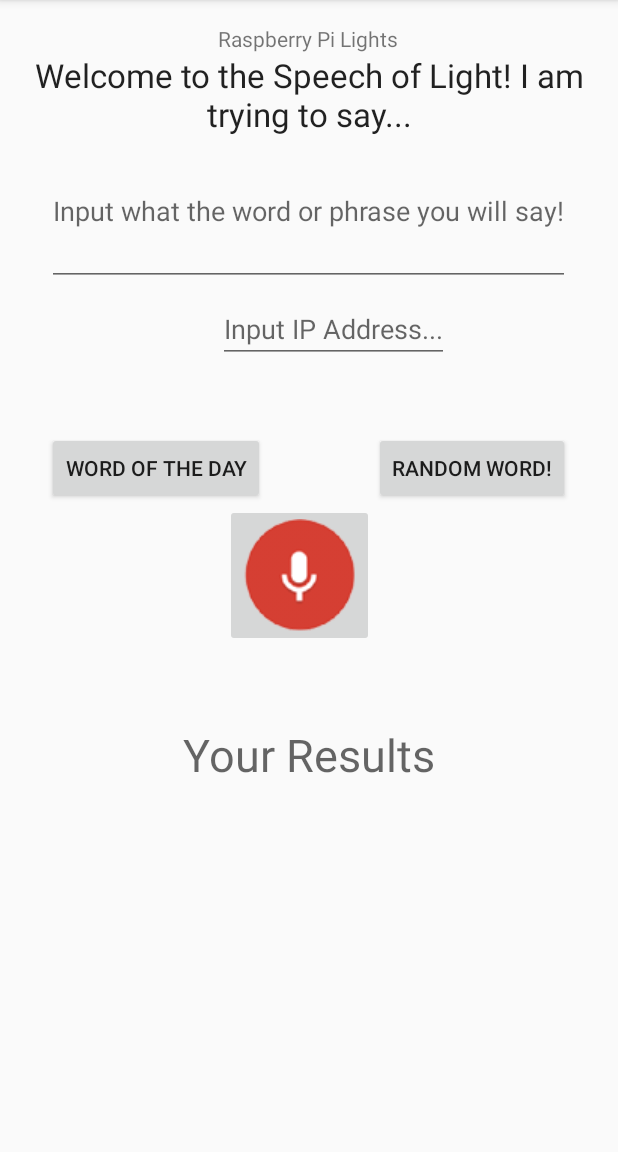
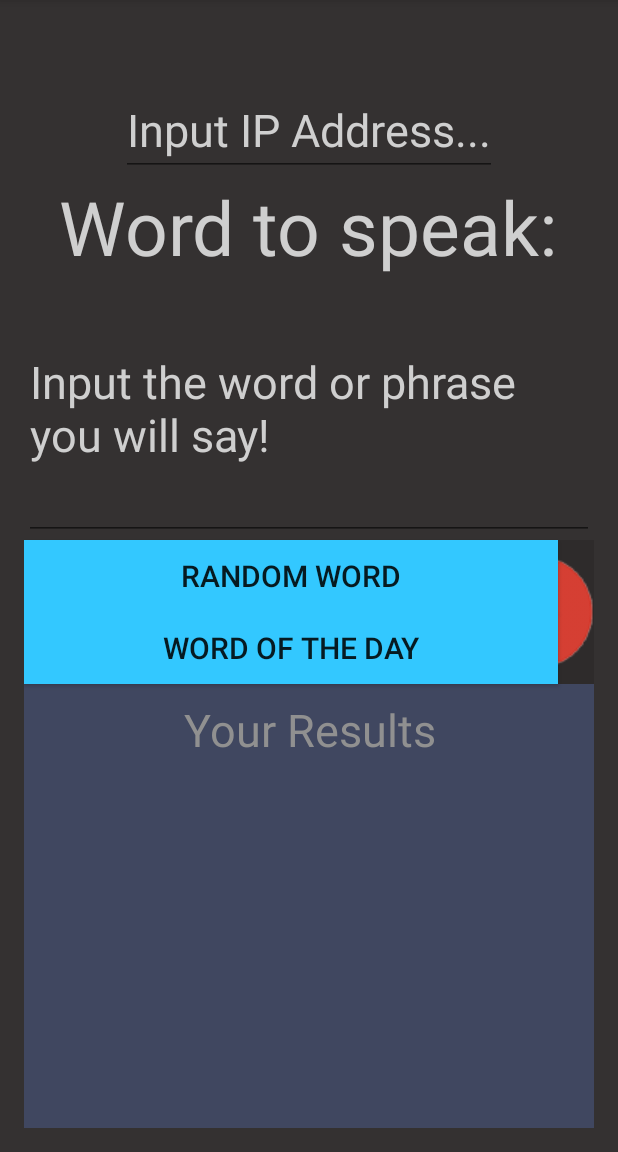
Before and after one commit to HainaLi/Voice-recognition-Android, an Android app: the fragment Home shown on its own in the app's theme, on a phone screen of 412 x 824 dp, the part 84-1236 px from its top. Run offline under Robolectric (Android 15) with nearby library versions, the phone set to English and light mode, and no system bars.

Commit message:
edited UI, I might make more changes if I have time

```diff
--- a/Flaafy/app/src/main/res/layout/activity_home.xml
+++ b/Flaafy/app/src/main/res/layout/activity_home.xml
@@ -7,25 +7,23 @@
     android:paddingTop="@dimen/activity_vertical_margin"
     android:paddingBottom="@dimen/activity_vertical_margin"
     tools:context=".Home"
-    android:id="@+id/mainLayout">
-
-    <TextView
-        android:text="Raspberry Pi Lights"
-        android:layout_width="wrap_content"
-        android:layout_height="wrap_content"
-        android:layout_alignParentTop="true"
-        android:layout_centerHorizontal="true"
-        android:id="@+id/correctSens" />
+    android:id="@+id/mainLayout"
+    android:background="#f72e2b2b">
 
     <EditText
         android:layout_width="wrap_content"
         android:layout_height="wrap_content"
         android:id="@+id/IPAddress"
-        android:layout_marginTop="161dp"
         android:hint="Input IP Address..."
-        android:layout_below="@+id/correctSens"
-        android:layout_alignLeft="@+id/correctSens"
-        android:layout_alignStart="@+id/correctSens" />
+        android:layout_marginTop="40dp"
+        android:textColor="#ffcfcfcf"
+        android:textColorHint="#ffcfcfcf"
+        android:textColorLink="#ffcfcfcf"
+        android:textIsSelectable="false"
+        android:textColorHighlight="#ffcfcfcf"
+        android:textSize="30dp"
+        android:layout_alignParentTop="true"
+        android:layout_centerHorizontal="true" />
 
     <ImageButton
         android:layout_width="wrap_content"
@@ -33,39 +31,53 @@
         android:id="@+id/micButton"
         android:onClick="speechRecognizer"
         android:src="@drawable/mic"
-        android:layout_toStartOf="@+id/RandWordButton"
-        android:layout_centerVertical="true"
-        android:layout_toLeftOf="@+id/RandWordButton" />
+        android:background="#f72e2b2b"
+        android:layout_below="@+id/sayThis"
+        android:layout_above="@+id/frameLayout"
+        android:layout_alignRight="@+id/sayThis"
+        android:layout_alignEnd="@+id/sayThis" />
 
     <TextView
         android:layout_width="wrap_content"
         android:layout_height="wrap_content"
         android:textAppearance="?android:attr/textAppearanceLarge"
-        android:text="Welcome to the Speech of Light! I am trying to say..."
+        android:text="Word to speak:"
         android:id="@+id/textView5"
-        android:width="500dp"
         android:gravity="center"
-        android:layout_below="@+id/correctSens"
+        android:textSize="50dp"
+        android:textColor="#ffcfcfcf"
+        android:layout_below="@+id/IPAddress"
         android:layout_centerHorizontal="true" />
 
     <EditText
         android:layout_width="wrap_content"
-        android:layout_height="wrap_content"
+        android:layout_height="500dp"
         android:id="@+id/sayThis"
-        android:layout_below="@+id/textView5"
+        android:hint="Input the word or phrase you will say!"
+        android:height="100dp"
+        android:textColor="#ffcfcfcf"
+        android:textColorHint="#ffcfcfcf"
+        android:textColorLink="#ffcfcfcf"
+        android:textSize="30dp"
         android:layout_centerHorizontal="true"
-        android:hint="Input what the word or phrase you will say!"
-        android:height="100dp" />
+        android:layout_above="@+id/RandWordButton"
+        android:layout_below="@+id/textView5" />
 
     <Button
         android:layout_width="wrap_content"
         android:layout_height="wrap_content"
-        android:text="Random Word!"
+        android:text="Random Word"
         android:id="@+id/RandWordButton"
         android:onClick="btnGetRandWord"
-        android:layout_above="@+id/micButton"
-        android:layout_alignRight="@+id/sayThis"
-        android:layout_alignEnd="@+id/sayThis" />
+        android:textSize="20dp"
+        android:singleLine="false"
+        android:background="#ff33c8ff"
+        android:layout_toEndOf="@+id/micButton"
+        android:layout_centerVertical="true"
+        android:layout_alignLeft="@+id/sayThis"
+        android:layout_alignStart="@+id/sayThis"
+        android:layout_alignRight="@+id/textView5"
+        android:layout_alignEnd="@+id/textView5" />
 
     <Button
         android:layout_width="wrap_content"
@@ -73,18 +85,39 @@
         android:text="Word of the Day"
         android:id="@+id/wordOfDay"
         android:onClick="btnGetWordOfDay"
-        android:layout_alignTop="@+id/RandWordButton"
-        android:layout_alignLeft="@+id/sayThis"
-        android:layout_alignStart="@+id/sayThis" />
+        android:textSize="20dp"
+        android:background="#ff33c8ff"
+        android:layout_below="@+id/RandWordButton"
+        android:layout_alignLeft="@+id/RandWordButton"
+        android:layout_alignStart="@+id/RandWordButton"
+        android:layout_alignRight="@+id/RandWordButton"
+        android:layout_alignEnd="@+id/RandWordButton" />
+
+    <FrameLayout
+        android:layout_width="fill_parent"
+        android:layout_height="fill_parent"
+        android:layout_alignParentRight="true"
+        android:layout_alignParentEnd="true"
+        android:background="#63546aab"
+        android:id="@+id/frameLayout"
+        android:foregroundGravity="center"
+        android:layout_below="@+id/wordOfDay">
 
         <TextView
             android:layout_width="wrap_content"
             android:layout_height="wrap_content"
             android:id="@+id/resultText"
-        android:layout_below="@+id/micButton"
-        android:layout_marginTop="51dp"
             android:textSize="30dp"
             android:hint="Your Results"
-        android:layout_centerHorizontal="true" />
+            android:layout_below="@+id/micButton"
+            android:layout_alignLeft="@+id/IPAddress"
+            android:layout_alignStart="@+id/IPAddress"
+            android:layout_marginTop="10dp"
+            android:layout_gravity="center_horizontal|top"
+            android:elegantTextHeight="true"
+            android:textColor="#ff909090"
+            android:textColorHint="#ff909090"
+            android:gravity="center" />
+    </FrameLayout>
 
 </RelativeLayout>
--- a/MS5/app/src/main/java/jillian/cs4720mobileproject/Home.java
+++ b/MS5/app/src/main/java/jillian/cs4720mobileproject/Home.java
@@ -214,14 +214,14 @@ public class Home extends Activity {
             //float[] scores = data.getFloatArrayExtra(RecognizerIntent.EXTRA_CONFIDENCE_SCORES);
             IPAdd = ipAddress.getText().toString();
             word = sayText.getText().toString();
-            IPAdd = "http://cs4720.cs.virginia.edu/rpi/?username=hl3wb";
+            //IPAdd = "http://cs4720.cs.virginia.edu/rpi/?username=hl3wb";
             System.out.println(matches);
             System.out.println("Match Result " + matches.get(0));
             System.out.println("Word: " + word);
             if(correct == 5) {
                 if (matches.get(0).equalsIgnoreCase(word)) {
 
-                    sendPostRequest(IPAdd, 0, 0, 255, 0, 1.0);
+                    sendPostRequest(IPAdd, 1, 0, 255, 0, 1.0);
                 } else if (matches.contains(word)) {
                     int index = matches.indexOf(word);
                     sendPostRequest(IPAdd, index, 0, 255, 0, 1.0);
--- a/MS5_v2/app/src/main/java/jillian/cs4720mobileproject/TabDetailActivity.java
+++ b/MS5_v2/app/src/main/java/jillian/cs4720mobileproject/TabDetailActivity.java
@@ -1,7 +1,4 @@
 package jillian.cs4720mobileproject;
-
-import android.support.v4.app.NavUtils;
-
 
 
 import android.app.Activity;
```
Also changed, not shown: Flaafy/app/src/main/res/layout/about.xml (+9 -4 lines), Flaafy/app/src/main/res/layout/howto.xml (+12 -12 lines), Flaafy/app/src/main/res/layout/settings.xml (+11 -4 lines), Flaafy/app/src/main/res/layout/splashlayout.xml (+7 -16 lines), Flaafy/app/src/main/res/drawable-hdpi/arrow.png (added), Flaafy/app/src/main/res/drawable-hdpi/splash.jpg, 7 other files. Lines whose indentation alone changed are shown as unchanged.
